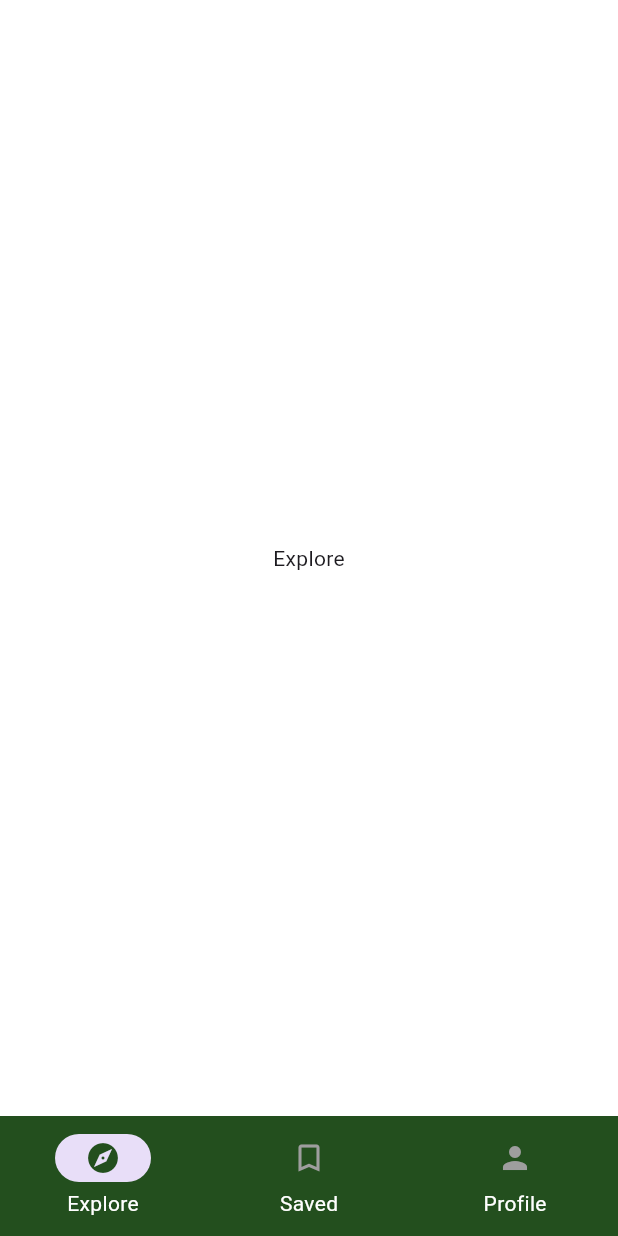
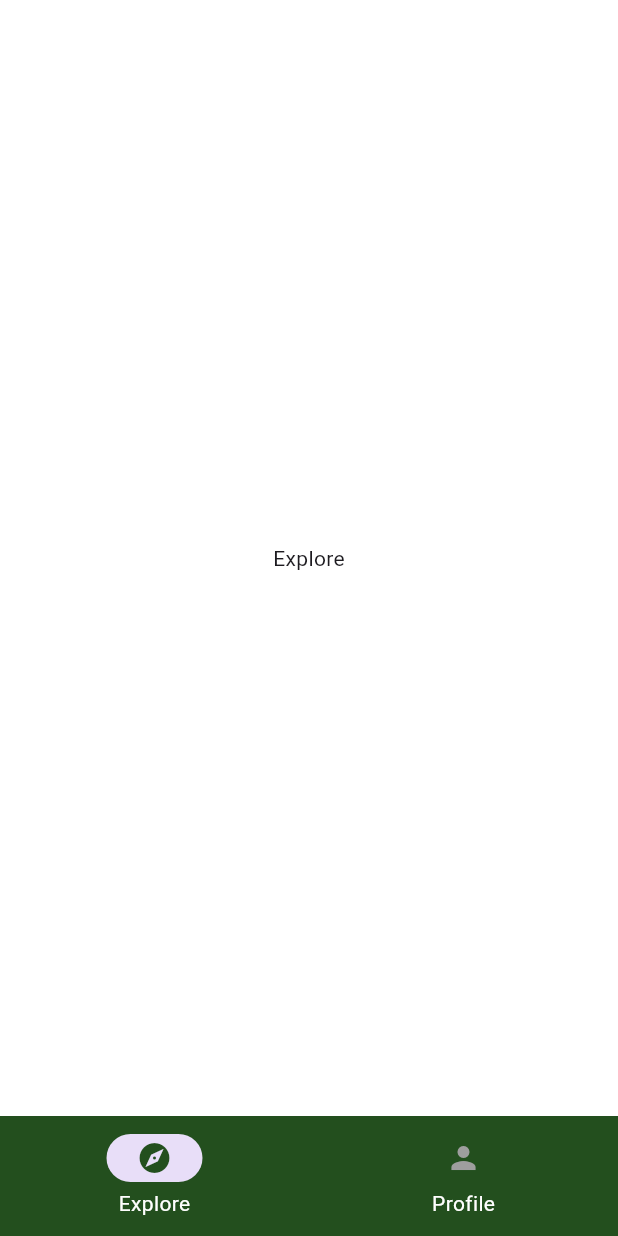
Before and after one commit to Solelii/CampPH, a Flutter app: the Homepage screen opened directly, on a phone screen of 412 x 824 dp. Run offline on Flutter 3.47's test engine with Material 3 defaults, Android fonts, the phone set to English and light mode, and no system bars.

Commit message:
Update: added back appbar similar to figma

```diff
--- a/lib/screens/homepage.dart
+++ b/lib/screens/homepage.dart
@@ -10,11 +10,7 @@ class Homepage extends StatefulWidget {
 
 class _HomepageState extends State<Homepage> {
   int index = 0;
-  final screens = [
-    Center(child: Text('Explore')),
-    Center(child: Text('Saved')),
-    ProfilePage(),
-  ];
+  final screens = [Center(child: Text('Explore')), ProfilePage()];
 
   @override
   Widget build(BuildContext context) {
@@ -39,11 +35,6 @@ class _HomepageState extends State<Homepage> {
               label: 'Explore',
             ),
             NavigationDestination(
-              selectedIcon: Icon(Icons.bookmark, color: Color(0xFF234F1E)),
-              icon: Icon(Icons.bookmark_border, color: Colors.grey),
-              label: 'Saved',
-            ),
-            NavigationDestination(
               selectedIcon: Icon(Icons.person, color: Color(0xFF234F1E)),
               icon: Icon(Icons.person, color: Colors.grey),
               label: 'Profile',
--- a/lib/widgets/profile_widget.dart
+++ b/lib/widgets/profile_widget.dart
@@ -14,6 +14,11 @@ class _ProfilePageState extends State<ProfilePage> {
   Widget build(BuildContext context) {
     return Scaffold(
       backgroundColor: Colors.grey[100],
+      appBar: AppBar(
+        title: Text("Profile"),
+        leading: IconButton(onPressed: () => {}, icon: Icon(Icons.arrow_back)),
+        actions: [IconButton(onPressed: () => {}, icon: Icon(Icons.more_vert))],
+      ),
       body: Padding(
         padding: const EdgeInsets.symmetric(horizontal: 16.0),
         child: Column(
```
